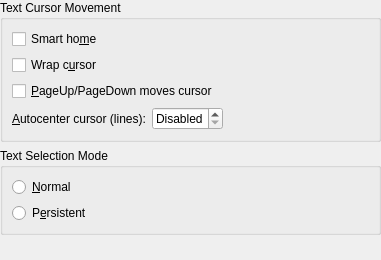
Above: part/part/ui/cursorconfigwidget.ui from KDE/kate before the change. Below: the same form after it.
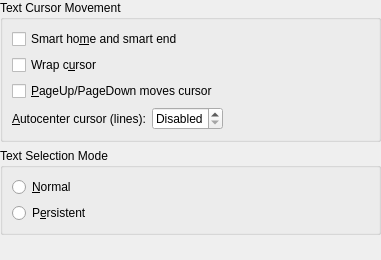
That is the form after the change.

Commit message:
Rename "Smart home" to "Smart home and smart end", as smart end uses the same config flag.
We could separate the two options and have
 * "[ ] Smart home" and
 * "[ ] Smart end"
I believe one option for both features is fine, i.e. no need to add yet
another option.

What do you think? :)

Patch:
```diff
--- a/part/part/ui/cursorconfigwidget.ui
+++ b/part/part/ui/cursorconfigwidget.ui
@@ -37,7 +37,7 @@
          <string>When selected, pressing the home key will cause the cursor to skip whitespace and go to the start of a line's text.</string>
         </property>
         <property name="text" >
-         <string>Smart ho&amp;me</string>
+         <string>Smart ho&amp;me and smart end</string>
         </property>
        </widget>
       </item>
```
Left out of the diff: 2 changed lines with no effect on the pictures.
